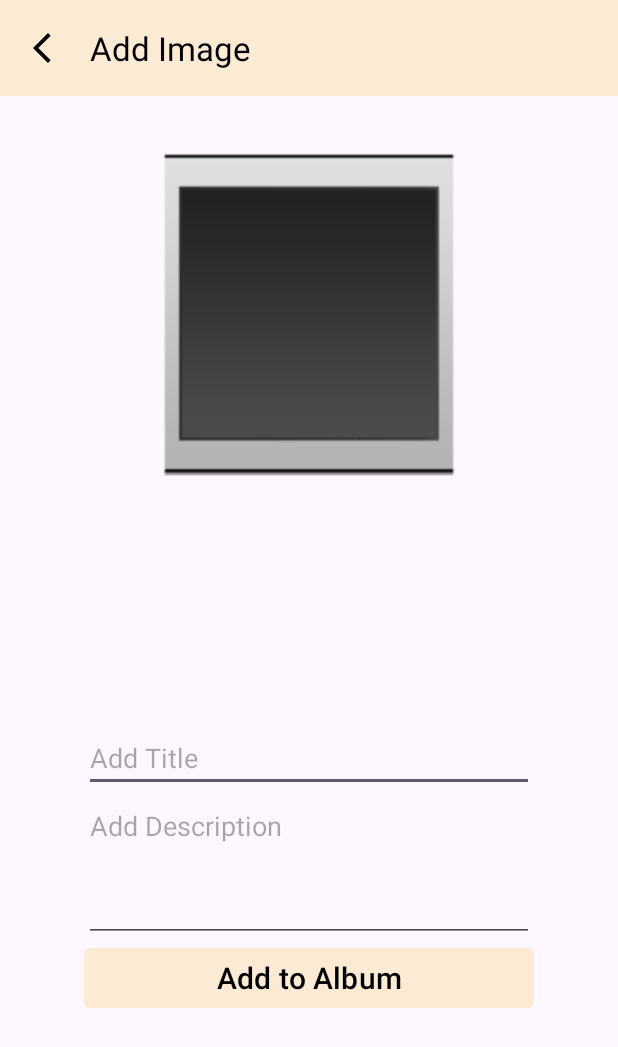
After one commit to SrbastianM/Photo-Album, an Android app: the AddImageActivity screen opened directly, with no data from a screen before it, on a phone screen of 412 x 824 dp. The commit adds this screen. Shown: the top 1047 px of the screen. Run offline under Robolectric (Android 15) with nearby library versions, the phone set to English and light mode, and no system bars.

Commit message:
I finish the add, update and main activity designs. I start the adapter for the recycler view

```diff
--- a/app/src/main/AndroidManifest.xml
+++ b/app/src/main/AndroidManifest.xml
@@ -13,6 +13,12 @@
         android:theme="@style/Theme.PhotoAlbum"
         tools:targetApi="31">
         <activity
+            android:name=".view.UpdateImageActivity"
+            android:exported="false" />
+        <activity
+            android:name=".view.AddImageActivity"
+            android:exported="false" />
+        <activity
             android:name=".view.MainActivity"
             android:exported="true">
             <intent-filter>
--- /dev/null
+++ b/app/src/main/java/com/srbastian/photoalbum/view/AddImageActivity.kt
@@ -0,0 +1,28 @@
+package com.srbastian.photoalbum.view
+
+import androidx.appcompat.app.AppCompatActivity
+import android.os.Bundle
+import com.srbastian.photoalbum.R
+import com.srbastian.photoalbum.databinding.ActivityAddImageBinding
+
+class AddImageActivity : AppCompatActivity() {
+    lateinit var addImageBinding: ActivityAddImageBinding
+
+    override fun onCreate(savedInstanceState: Bundle?) {
+        super.onCreate(savedInstanceState)
+        addImageBinding = ActivityAddImageBinding.inflate(layoutInflater)
+        setContentView(addImageBinding.root)
+
+        addImageBinding.ivAddImage.setOnClickListener {
+
+        }
+
+        addImageBinding.btnAdd.setOnClickListener {
+
+        }
+
+        addImageBinding.toolbarAddImage.setNavigationOnClickListener {
+            finish()
+        }
+    }
+}
--- a/app/src/main/java/com/srbastian/photoalbum/view/MainActivity.kt
+++ b/app/src/main/java/com/srbastian/photoalbum/view/MainActivity.kt
@@ -1,5 +1,6 @@
 package com.srbastian.photoalbum.view
 
+import android.content.Intent
 import androidx.appcompat.app.AppCompatActivity
 import android.os.Bundle
 import androidx.lifecycle.Observer
@@ -23,7 +24,8 @@ class MainActivity : AppCompatActivity() {
         })
 
         mainBinding.floatingActionButton.setOnClickListener {
-            // Open add imageActivity
+            val intent = Intent(this, AddImageActivity::class.java)
+            startActivity(intent)
         }
     }
 }
--- /dev/null
+++ b/app/src/main/res/drawable/arrow_back.xml
@@ -0,0 +1,10 @@
+<vector xmlns:android="http://schemas.android.com/apk/res/android"
+    android:width="24dp"
+    android:height="24dp"
+    android:tint="@color/black"
+    android:viewportWidth="24"
+    android:viewportHeight="24">
+    <path
+        android:fillColor="@android:color/white"
+        android:pathData="M17.77,3.77l-1.77,-1.77l-10,10l10,10l1.77,-1.77l-8.23,-8.23z" />
+</vector>
--- /dev/null
+++ b/app/src/main/res/layout/activity_add_image.xml
@@ -0,0 +1,80 @@
+<?xml version="1.0" encoding="utf-8"?>
+<androidx.constraintlayout.widget.ConstraintLayout xmlns:android="http://schemas.android.com/apk/res/android"
+    xmlns:app="http://schemas.android.com/apk/res-auto"
+    xmlns:tools="http://schemas.android.com/tools"
+    android:id="@+id/btnAddImage"
+    android:layout_width="match_parent"
+    android:layout_height="match_parent"
+    tools:context=".view.AddImageActivity">
+
+    <com.google.android.material.appbar.AppBarLayout
+        android:id="@+id/appBarLayoutAddImage"
+        android:layout_width="match_parent"
+        android:layout_height="wrap_content"
+        android:background="?attr/colorPrimary"
+        app:layout_constraintEnd_toEndOf="parent"
+        app:layout_constraintStart_toStartOf="parent"
+        app:layout_constraintTop_toTopOf="parent">
+
+        <com.google.android.material.appbar.MaterialToolbar
+            android:id="@+id/toolbarAddImage"
+            android:layout_width="match_parent"
+            android:layout_height="?attr/actionBarSize"
+            app:navigationIcon="@drawable/arrow_back"
+            app:title="Add Image"
+            app:titleTextColor="@color/black" />
+
+    </com.google.android.material.appbar.AppBarLayout>
+
+    <ImageView
+        android:id="@+id/ivAddImage"
+        android:layout_width="300dp"
+        android:layout_height="250dp"
+        android:layout_marginTop="20dp"
+        android:scaleType="fitCenter"
+        app:layout_constraintEnd_toEndOf="parent"
+        app:layout_constraintHorizontal_bias="0.5"
+        app:layout_constraintStart_toStartOf="parent"
+        app:layout_constraintTop_toBottomOf="@+id/appBarLayoutAddImage"
+        app:srcCompat="?android:attr/galleryItemBackground" />
+
+    <LinearLayout
+        android:layout_width="match_parent"
+        android:layout_height="wrap_content"
+        android:layout_margin="10dp"
+        android:gravity="center"
+        android:orientation="vertical"
+        app:layout_constraintBottom_toBottomOf="parent"
+        app:layout_constraintTop_toBottomOf="@+id/ivAddImage"
+        app:layout_constraintVertical_bias="0.5"
+        tools:layout_editor_absoluteX="1dp">
+
+        <EditText
+            android:id="@+id/etTitle"
+            android:layout_width="300dp"
+            android:layout_height="wrap_content"
+            android:ems="10"
+            android:hint="Add Title"
+            android:inputType="text" />
+
+        <EditText
+            android:id="@+id/editTextTextMultiLine"
+            android:layout_width="300dp"
+            android:layout_height="100dp"
+            android:ems="10"
+            android:gravity="start|top"
+            android:hint="Add Description"
+            android:inputType="textMultiLine" />
+
+        <Button
+            android:id="@+id/btnAdd"
+            android:layout_width="300dp"
+            android:layout_height="wrap_content"
+            android:text="Add to Album"
+            android:textColor="@color/black"
+            android:textSize="20sp"
+            app:cornerRadius="4dp" />
+    </LinearLayout>
+
+
+</androidx.constraintlayout.widget.ConstraintLayout>
--- a/app/src/main/res/layout/activity_main.xml
+++ b/app/src/main/res/layout/activity_main.xml
@@ -19,7 +19,7 @@
             android:layout_width="match_parent"
             android:layout_height="?attr/actionBarSize"
             app:title="Photo Album"
-            app:titleTextColor="?attr/colorPrimary" />
+            app:titleTextColor="@color/black" />
 
     </com.google.android.material.appbar.AppBarLayout>
 
--- a/app/src/main/res/values/themes.xml
+++ b/app/src/main/res/values/themes.xml
@@ -1,6 +1,6 @@
 <resources xmlns:tools="http://schemas.android.com/tools">
     <!-- Base application theme. -->
-    <style name="Base.Theme.PhotoAlbum" parent="android:Theme.Material.NoActionBar">
+    <style name="Base.Theme.PhotoAlbum" parent="Theme.Material3.DayNight.NoActionBar">
         <!-- Customize your light theme here. -->
          <item name="colorPrimary">@color/junket</item>
          <item name="android:textColorPrimary">@color/black</item>
```
Also changed, not shown: app/src/main/java/com/srbastian/photoalbum/view/UpdateImageActivity.kt (added, +30 -0 lines), app/src/main/res/layout/activity_update_image.xml (added, +82 -0 lines).
